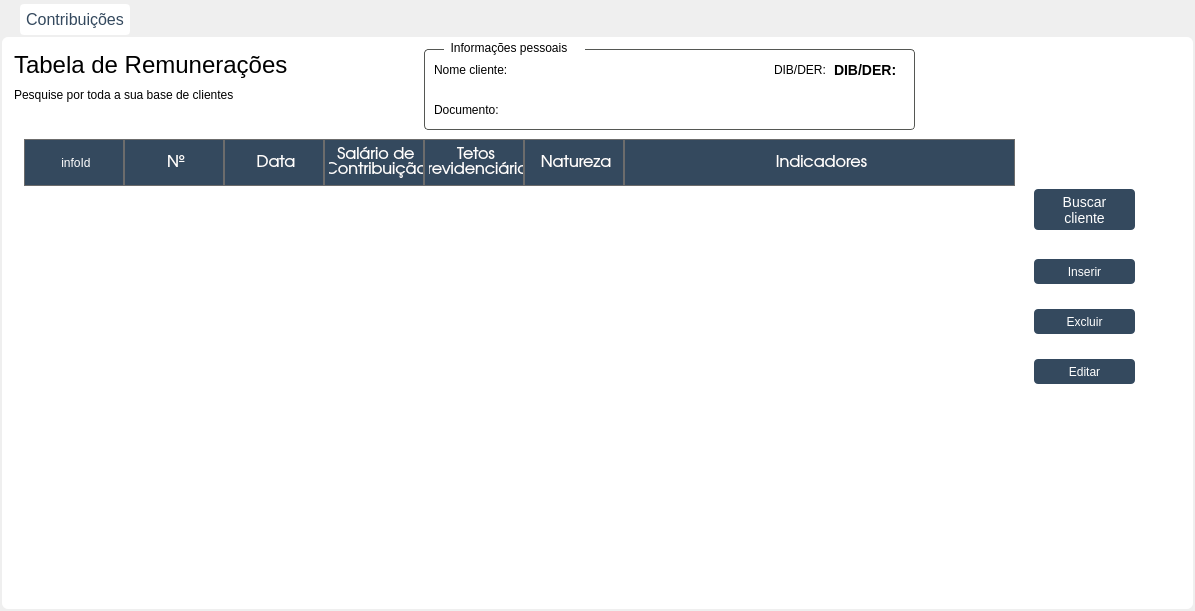
Before: the Qt Designer form Telas/UI/tabCalculos.ui in newprev/PrevCliente, drawn with Qt 5.
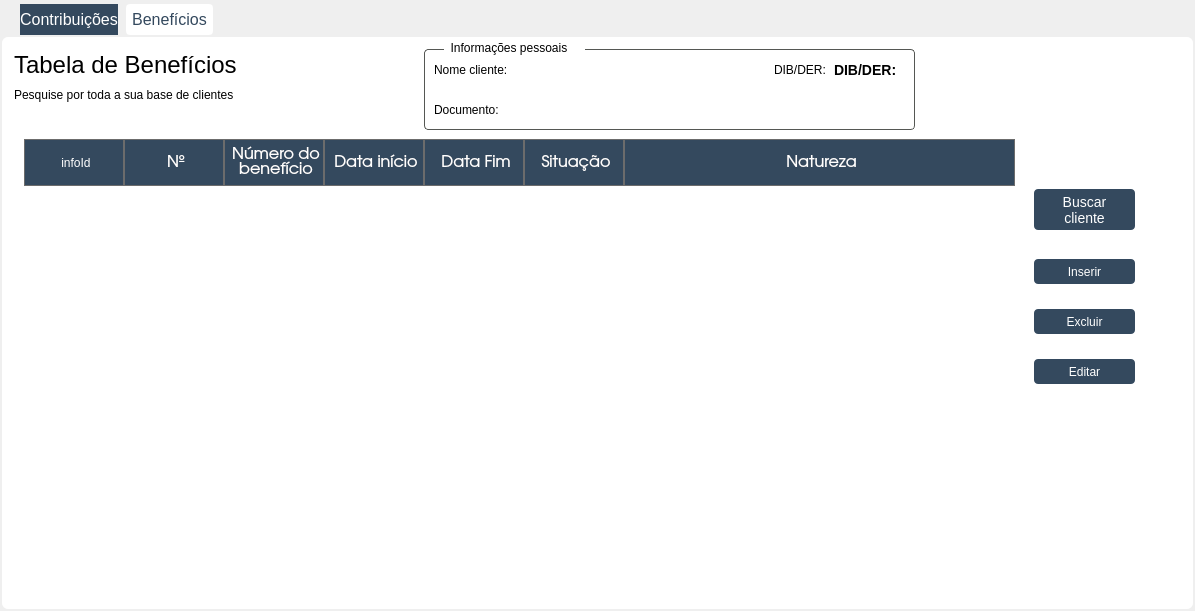
After: the same form once the commit is applied. The open tabs and pages were chosen to show the change. Icons and pictures are not drawn.

Diff of the .ui file:
```diff
--- a/Telas/UI/tabCalculos.ui
+++ b/Telas/UI/tabCalculos.ui
@@ -22,7 +22,8 @@
   <property name="styleSheet">
    <string notr="true">#tabContribuicoes,
 #tabMain, 
-#tabCalculos {
+#tabCalculos,
+#tabBeneficios {
 	border-radius: 8px;
 	background-color: white;
 	padding: 4px;
@@ -156,7 +157,7 @@
 }
 
 /*-------------------------------- Tables -----------------------------------------*/
-#tblClientes{
+#tblCalculos {
 	background-color: transparent;
 }
 
@@ -550,6 +551,448 @@
        </property>
       </widget>
      </widget>
+     <widget class="QWidget" name="tabBeneficios">
+      <property name="styleSheet">
+       <string notr="true">/*-------------------------------- Labels -----------------------------------------*/
+#lbTituloClientesBen {
+	font-family: &quot;TeX Gyre Adventor&quot;;
+	font-size: 24px;
+}
+
+#lbInfoClientesBen {
+	font-family: &quot;TeX Gyre Adventor&quot;;
+	font-size: 12px;	
+}
+
+#lbTituloFiltroBen {
+	font-family: &quot;TeX Gyre Adventor&quot;;
+	font-size: 16px;
+}
+
+#lbBuscaNomeBen, #lbBuscaEmailBen, 
+#lbBuscaTelefoneBen, #lbBuscaTpProcessoBen,
+#lbBuscaRgcpfBen {
+	font-family: &quot;TeX Gyre Adventor&quot;;
+	font-size: 12px;
+}
+
+#lbInfoCabecalhoBen, #lbInfoDibDerBen, 
+#lbInfoNomeBen, #lbInfoDocumentoBen {
+	font-family: &quot;TeX Gyre Adventor&quot;;
+	font-size: 12px;
+	background-color: white;
+}
+
+#lbDibDerBen, 
+#lbNomeBen, #lbDocumentoBen {
+	font-family: &quot;TeX Gyre Adventor&quot;;
+	font-size: 14px;
+	background-color: white;
+	font-weight: bold;
+}
+
+/*-------------------------------- Frames -----------------------------------------*/
+#frInfoCabecalhoBen {
+	border-radius: 4px;
+	border: 1px solid rgb(85, 87, 83);
+
+	background-color: white;
+}
+
+/*-------------------------------- Tables -----------------------------------------*/
+#tblBeneficios {
+	background-color: transparent;
+}
+
+#tblClientesBen::item{
+	margin: 4px;
+}
+
+QHeaderView::section {
+    background-color: rgb(52, 73, 94);
+    color: white;
+    padding-left: 4px;
+    border: 1px solid #6c6c6c;
+	min-height: 45px;
+}
+
+QHeaderView::down-arrow {
+    icon-color: white;
+}
+
+QHeaderView::up-arrow {
+    icon-color: white;
+}
+
+/*-------------------------------- Push Buttons --------------------------------*/
+#pbArrowNomeBen, 
+#pbArrowEmailBen, 
+#pbArrowTelefoneBen,
+#pbArrowTpProcessoBen,
+#pbArrowRgcpfBen {
+	background-image: url(:/arrowDown/arrowDown.png);
+	background-repeat: no-repeat;
+	background-position: center;
+
+	background-color: transparent;
+}
+
+#pbBuscarClienteBen {
+	font-family: &quot;TeX Gyre Adventor&quot;;
+	font-size: 14px;
+	color: white;
+
+	border-radius: 4px;
+	background-color: rgb(52, 73, 94);
+}
+
+#pbBuscarClienteBen:hover {
+	font-family: &quot;TeX Gyre Adventor&quot;;
+	font-size: 14px;
+	color: white;
+
+	border-radius: 4px;
+	border: 1px solid;
+	background-color: rgb(72, 93, 114);
+}
+
+#pbInserirBen, #pbEditarBen, #pbExcluirBen {
+	font-family: &quot;TeX Gyre Adventor&quot;;
+	font-size: 12px;
+	color: white;
+
+	border-radius: 4px;
+	background-color: rgb(52, 73, 94);
+}
+
+#pbInserirBen:hover, #pbEditarBen:hover, 
+#pbExcluirBen:hover {
+	font-family: &quot;TeX Gyre Adventor&quot;;
+	font-size: 12px;
+	color: white;
+
+	border-radius: 4px;
+	border: 1px solid;
+	background-color: rgb(72, 93, 114);
+}</string>
+      </property>
+      <attribute name="title">
+       <string>Benefícios</string>
+      </attribute>
+      <widget class="QPushButton" name="pbExcluirBen">
+       <property name="geometry">
+        <rect>
+         <x>1030</x>
+         <y>270</y>
+         <width>101</width>
+         <height>25</height>
+        </rect>
+       </property>
+       <property name="text">
+        <string>Excluir</string>
+       </property>
+      </widget>
+      <widget class="QLabel" name="lbInfoClientesBen">
+       <property name="geometry">
+        <rect>
+         <x>10</x>
+         <y>40</y>
+         <width>371</width>
+         <height>31</height>
+        </rect>
+       </property>
+       <property name="text">
+        <string>Pesquise por toda a sua base de clientes</string>
+       </property>
+      </widget>
+      <widget class="QPushButton" name="pbBuscarClienteBen">
+       <property name="geometry">
+        <rect>
+         <x>1030</x>
+         <y>150</y>
+         <width>101</width>
+         <height>41</height>
+        </rect>
+       </property>
+       <property name="text">
+        <string>Buscar 
+cliente</string>
+       </property>
+      </widget>
+      <widget class="QPushButton" name="pbEditarBen">
+       <property name="geometry">
+        <rect>
+         <x>1030</x>
+         <y>320</y>
+         <width>101</width>
+         <height>25</height>
+        </rect>
+       </property>
+       <property name="text">
+        <string>Editar</string>
+       </property>
+      </widget>
+      <widget class="QTableWidget" name="tblBeneficios">
+       <property name="geometry">
+        <rect>
+         <x>20</x>
+         <y>100</y>
+         <width>991</width>
+         <height>461</height>
+        </rect>
+       </property>
+       <property name="frameShape">
+        <enum>QFrame::NoFrame</enum>
+       </property>
+       <property name="selectionMode">
+        <enum>QAbstractItemView::NoSelection</enum>
+       </property>
+       <property name="selectionBehavior">
+        <enum>QAbstractItemView::SelectRows</enum>
+       </property>
+       <property name="showGrid">
+        <bool>false</bool>
+       </property>
+       <property name="wordWrap">
+        <bool>true</bool>
+       </property>
+       <attribute name="horizontalHeaderCascadingSectionResizes">
+        <bool>true</bool>
+       </attribute>
+       <attribute name="horizontalHeaderShowSortIndicator" stdset="0">
+        <bool>true</bool>
+       </attribute>
+       <attribute name="horizontalHeaderStretchLastSection">
+        <bool>true</bool>
+       </attribute>
+       <attribute name="verticalHeaderVisible">
+        <bool>false</bool>
+       </attribute>
+       <column>
+        <property name="text">
+         <string>infoId</string>
+        </property>
+       </column>
+       <column>
+        <property name="text">
+         <string>Nº</string>
+        </property>
+        <property name="font">
+         <font>
+          <family>TeX Gyre Adventor</family>
+          <pointsize>12</pointsize>
+         </font>
+        </property>
+        <property name="textAlignment">
+         <set>AlignCenter</set>
+        </property>
+       </column>
+       <column>
+        <property name="text">
+         <string>Número do
+benefício</string>
+        </property>
+        <property name="font">
+         <font>
+          <family>TeX Gyre Adventor</family>
+          <pointsize>12</pointsize>
+         </font>
+        </property>
+        <property name="textAlignment">
+         <set>AlignCenter</set>
+        </property>
+       </column>
+       <column>
+        <property name="text">
+         <string>Data início</string>
+        </property>
+        <property name="font">
+         <font>
+          <family>TeX Gyre Adventor</family>
+          <pointsize>12</pointsize>
+         </font>
+        </property>
+        <property name="textAlignment">
+         <set>AlignCenter</set>
+        </property>
+       </column>
+       <column>
+        <property name="text">
+         <string>Data Fim</string>
+        </property>
+        <property name="font">
+         <font>
+          <family>TeX Gyre Adventor</family>
+          <pointsize>12</pointsize>
+         </font>
+        </property>
+        <property name="textAlignment">
+         <set>AlignCenter</set>
+        </property>
+       </column>
+       <column>
+        <property name="text">
+         <string>Situação</string>
+        </property>
+        <property name="font">
+         <font>
+          <family>TeX Gyre Adventor</family>
+          <pointsize>12</pointsize>
+         </font>
+        </property>
+        <property name="textAlignment">
+         <set>AlignCenter</set>
+        </property>
+       </column>
+       <column>
+        <property name="text">
+         <string>Natureza</string>
+        </property>
+        <property name="font">
+         <font>
+          <family>TeX Gyre Adventor</family>
+          <pointsize>12</pointsize>
+         </font>
+        </property>
+        <property name="textAlignment">
+         <set>AlignCenter</set>
+        </property>
+       </column>
+      </widget>
+      <widget class="QFrame" name="frInfoCabecalhoBen">
+       <property name="geometry">
+        <rect>
+         <x>420</x>
+         <y>10</y>
+         <width>491</width>
+         <height>81</height>
+        </rect>
+       </property>
+       <property name="frameShape">
+        <enum>QFrame::StyledPanel</enum>
+       </property>
+       <property name="frameShadow">
+        <enum>QFrame::Raised</enum>
+       </property>
+       <widget class="QLabel" name="lbInfoNomeBen">
+        <property name="geometry">
+         <rect>
+          <x>10</x>
+          <y>10</y>
+          <width>81</width>
+          <height>21</height>
+         </rect>
+        </property>
+        <property name="text">
+         <string>Nome cliente:</string>
+        </property>
+       </widget>
+       <widget class="QLabel" name="lbInfoDocumentoBen">
+        <property name="geometry">
+         <rect>
+          <x>10</x>
+          <y>50</y>
+          <width>81</width>
+          <height>21</height>
+         </rect>
+        </property>
+        <property name="text">
+         <string>Documento:</string>
+        </property>
+       </widget>
+       <widget class="QLabel" name="lbInfoDibDerBen">
+        <property name="geometry">
+         <rect>
+          <x>350</x>
+          <y>10</y>
+          <width>51</width>
+          <height>21</height>
+         </rect>
+        </property>
+        <property name="text">
+         <string>DIB/DER:</string>
+        </property>
+       </widget>
+       <widget class="QLabel" name="lbNomeBen">
+        <property name="geometry">
+         <rect>
+          <x>100</x>
+          <y>10</y>
+          <width>221</width>
+          <height>21</height>
+         </rect>
+        </property>
+        <property name="text">
+         <string/>
+        </property>
+       </widget>
+       <widget class="QLabel" name="lbDocumentoBen">
+        <property name="geometry">
+         <rect>
+          <x>100</x>
+          <y>50</y>
+          <width>191</width>
+          <height>21</height>
+         </rect>
+        </property>
+        <property name="text">
+         <string/>
+        </property>
+       </widget>
+       <widget class="QLabel" name="lbDibDerBen">
+        <property name="geometry">
+         <rect>
+          <x>410</x>
+          <y>10</y>
+          <width>61</width>
+          <height>21</height>
+         </rect>
+        </property>
+        <property name="text">
+         <string>DIB/DER:</string>
+        </property>
+       </widget>
+      </widget>
+      <widget class="QPushButton" name="pbInserirBen">
+       <property name="geometry">
+        <rect>
+         <x>1030</x>
+         <y>220</y>
+         <width>101</width>
+         <height>25</height>
+        </rect>
+       </property>
+       <property name="text">
+        <string>Inserir</string>
+       </property>
+      </widget>
+      <widget class="QLabel" name="lbInfoCabecalhoBen">
+       <property name="geometry">
+        <rect>
+         <x>440</x>
+         <y>0</y>
+         <width>141</width>
+         <height>17</height>
+        </rect>
+       </property>
+       <property name="text">
+        <string>  Informações pessoais</string>
+       </property>
+      </widget>
+      <widget class="QLabel" name="lbTituloClientesBen">
+       <property name="geometry">
+        <rect>
+         <x>10</x>
+         <y>10</y>
+         <width>361</width>
+         <height>31</height>
+        </rect>
+       </property>
+       <property name="text">
+        <string>Tabela de Benefícios</string>
+       </property>
+      </widget>
+     </widget>
     </widget>
    </item>
   </layout>
```
